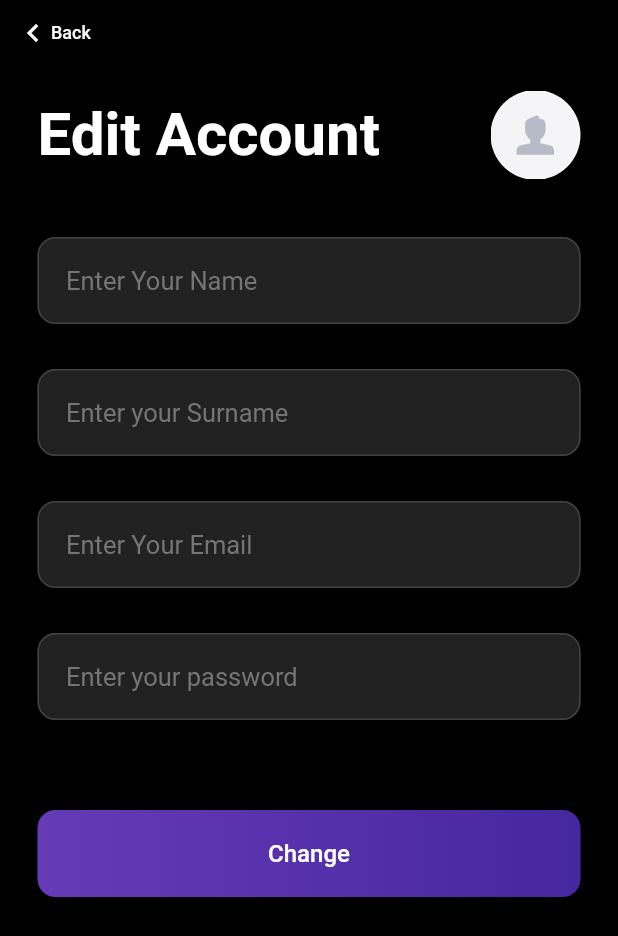
After one commit to BatuhanSatilmis/Penny-Smart-Wallet, a Flutter app: the EditAccountView screen opened directly, on a phone screen of 412 x 824 dp. The commit adds this screen. Shown: the top 936 px of the screen. Run offline on Flutter 3.47's test engine with Material 2 defaults, Android fonts, the light colour scheme and no system bars; our stand-ins replace animate_do, hive, hive_flutter, image_picker, ionicons, syncfusion_flutter_charts; accounts and stored records are empty.

Commit message:
style 🎨 :  change styling

```diff
--- a/penny_smart_wallet_app/lib/Screens/add.dart
+++ b/penny_smart_wallet_app/lib/Screens/add.dart
@@ -61,7 +61,7 @@ class _Add_ScreenState extends State<Add_Screen> {
     return Container(
       decoration: BoxDecoration(
         borderRadius: BorderRadius.circular(50),
-        color: Colors.white,
+        color: const Color.fromARGB(255, 34, 34, 34),
       ),
       height: 550,
       width: 340,
@@ -127,7 +127,7 @@ class _Add_ScreenState extends State<Add_Screen> {
               context: context,
               initialDate: date,
               firstDate: DateTime(2023),
-              lastDate: DateTime(2024));
+              lastDate: DateTime(2025));
           if (newDate == Null) return;
           setState(() {
             date = newDate!;
@@ -137,7 +137,7 @@ class _Add_ScreenState extends State<Add_Screen> {
           'Date : ${date.year} / ${date.day} / ${date.month}',
           style: TextStyle(
             fontSize: 15,
-            color: Colors.black,
+            color: Colors.white,
           ),
         ),
       ),
--- /dev/null
+++ b/penny_smart_wallet_app/lib/Screens/edit_account_view.dart
@@ -0,0 +1,263 @@
+import 'package:flutter/material.dart';
+import 'dart:io';
+import 'package:image_picker/image_picker.dart';
+
+class EditAccountView extends StatefulWidget {
+  const EditAccountView({Key? key}) : super(key: key);
+
+  @override
+  State<EditAccountView> createState() => _EditAccountViewState();
+}
+
+class _EditAccountViewState extends State<EditAccountView> {
+  File? _selectedImage; // Variable to store the selected image
+
+  @override
+  Widget build(BuildContext context) {
+    return Scaffold(
+      backgroundColor: Colors.black,
+      body: SafeArea(
+        child: Stack(
+          children: [
+            SingleChildScrollView(
+              padding: const EdgeInsets.symmetric(horizontal: 25, vertical: 10),
+              child: Column(
+                crossAxisAlignment: CrossAxisAlignment.start,
+                children: [
+                  _titleText(),
+                  const SizedBox(height: 30),
+                  _formFields(),
+                  const SizedBox(height: 30),
+                  _changeAccountButton(),
+                ],
+              ),
+            ),
+            _backButton(context),
+          ],
+        ),
+      ),
+    );
+  }
+
+  Widget _titleText() {
+    return Padding(
+      padding: const EdgeInsets.fromLTRB(0, 50, 0, 0),
+      child: Column(
+        children: [
+          Row(
+            children: [
+              RichText(
+                text: TextSpan(
+                  text: 'Edit Account',
+                  style: const TextStyle(
+                    color: Colors.white,
+                    fontWeight: FontWeight.bold,
+                    fontSize: 40,
+                  ),
+                ),
+              ),
+              Spacer(),
+              ClipOval(
+                child: InkWell(
+                  onTap: () async {
+                    final pickedFile = await ImagePicker()
+                        .pickImage(source: ImageSource.gallery);
+
+                    if (pickedFile != null) {
+                      setState(() {
+                        _selectedImage = File(pickedFile.path);
+                      });
+                    }
+                  },
+                  child:
+                      Image.asset("images/avatar.png", width: 60, height: 60),
+                ),
+              ),
+            ],
+          ),
+
+          // Display the selected image
+          if (_selectedImage != null)
+            ClipOval(
+              child: Image.file(
+                _selectedImage!,
+                width: 60,
+                height: 60,
+              ),
+            ),
+        ],
+      ),
+    );
+  }
+
+  Widget _formFields() {
+    return Column(
+      crossAxisAlignment: CrossAxisAlignment.start,
+      children: [
+        const SizedBox(height: 8),
+        TextFormField(
+          showCursor: false,
+          textCapitalization: TextCapitalization.sentences,
+          decoration: InputDecoration(
+            hintText: 'Enter Your Name',
+            hintStyle: TextStyle(color: Colors.grey.shade600),
+            enabledBorder: OutlineInputBorder(
+              borderRadius: BorderRadius.circular(12),
+              borderSide: BorderSide(
+                style: BorderStyle.solid,
+                color: Colors.grey.shade800,
+              ),
+            ),
+            focusedBorder: OutlineInputBorder(
+              borderSide: BorderSide(color: Colors.deepPurple, width: 3.0),
+              borderRadius: BorderRadius.circular(12),
+            ),
+            fillColor: Colors.grey[900],
+            filled: true,
+            contentPadding: const EdgeInsets.all(19),
+          ),
+          style: TextStyle(color: Colors.grey[50], fontSize: 17),
+        ),
+        const SizedBox(height: 30),
+        TextFormField(
+          showCursor: false,
+          obscureText: true,
+          textCapitalization: TextCapitalization.sentences,
+          decoration: InputDecoration(
+            hintText: 'Enter your Surname',
+            hintStyle: TextStyle(color: Colors.grey.shade600),
+            enabledBorder: OutlineInputBorder(
+              borderRadius: BorderRadius.circular(12),
+              borderSide: BorderSide(
+                style: BorderStyle.solid,
+                color: Colors.grey.shade800,
+              ),
+            ),
+            focusedBorder: OutlineInputBorder(
+              borderSide: BorderSide(color: Colors.deepPurple, width: 3.0),
+              borderRadius: BorderRadius.circular(12),
+            ),
+            fillColor: Colors.grey[900],
+            filled: true,
+            contentPadding: const EdgeInsets.all(19),
+          ),
+          style: TextStyle(color: Colors.grey[50], fontSize: 17),
+        ),
+        const SizedBox(height: 30),
+        TextFormField(
+          showCursor: false,
+          textCapitalization: TextCapitalization.sentences,
+          decoration: InputDecoration(
+            hintText: 'Enter Your Email',
+            hintStyle: TextStyle(color: Colors.grey.shade600),
+            enabledBorder: OutlineInputBorder(
+              borderRadius: BorderRadius.circular(12),
+              borderSide: BorderSide(
+                style: BorderStyle.solid,
+                color: Colors.grey.shade800,
+              ),
+            ),
+            focusedBorder: OutlineInputBorder(
+              borderSide: BorderSide(color: Colors.deepPurple, width: 3.0),
+              borderRadius: BorderRadius.circular(12),
+            ),
+            fillColor: Colors.grey[900],
+            filled: true,
+            contentPadding: const EdgeInsets.all(19),
+          ),
+          style: TextStyle(color: Colors.grey[50], fontSize: 17),
+        ),
+        const SizedBox(height: 30),
+        TextFormField(
+          showCursor: false,
+          obscureText: true,
+          textCapitalization: TextCapitalization.sentences,
+          decoration: InputDecoration(
+            hintText: 'Enter your password',
+            hintStyle: TextStyle(color: Colors.grey.shade600),
+            enabledBorder: OutlineInputBorder(
+              borderRadius: BorderRadius.circular(12),
+              borderSide: BorderSide(
+                style: BorderStyle.solid,
+                color: Colors.grey.shade800,
+              ),
+            ),
+            focusedBorder: OutlineInputBorder(
+              borderSide: BorderSide(color: Colors.deepPurple, width: 3.0),
+              borderRadius: BorderRadius.circular(12),
+            ),
+            fillColor: Colors.grey[900],
+            filled: true,
+            contentPadding: const EdgeInsets.all(19),
+          ),
+          style: TextStyle(color: Colors.grey[50], fontSize: 17),
+        ),
+        const SizedBox(height: 30),
+      ],
+    );
+  }
+
+  Widget _changeAccountButton() {
+    return Row(children: [
+      Expanded(
+        child: Container(
+          padding: const EdgeInsets.symmetric(vertical: 5),
+          decoration: BoxDecoration(
+            gradient: LinearGradient(
+              begin: Alignment.centerLeft,
+              end: Alignment.centerRight,
+              stops: const [0.0, 1.0],
+              colors: [Colors.deepPurple, Colors.deepPurple.shade800],
+            ),
+            borderRadius: BorderRadius.circular(12),
+          ),
+          child: ElevatedButton(
+            style: ButtonStyle(
+              elevation: MaterialStateProperty.all<double>(0),
+              shape: MaterialStateProperty.all<RoundedRectangleBorder>(
+                RoundedRectangleBorder(
+                  borderRadius: BorderRadius.circular(12),
+                ),
+              ),
+              backgroundColor: MaterialStateProperty.all<Color>(
+                Colors.transparent,
+              ),
+            ),
+            onPressed: () {},
+            child: const Text('Change',
+                style: TextStyle(color: Colors.white, fontSize: 16)),
+          ),
+        ),
+      ),
+    ]);
+  }
+
+  Widget _backButton(BuildContext context) {
+    return Positioned(
+      child: InkWell(
+        onTap: () {
+          Navigator.pop(context);
+        },
+        child: Container(
+          padding: const EdgeInsets.symmetric(horizontal: 10),
+          child: Row(
+            children: <Widget>[
+              Container(
+                padding: const EdgeInsets.only(left: 0, top: 10, bottom: 10),
+                child:
+                    Icon(Icons.keyboard_arrow_left, color: Colors.grey.shade50),
+              ),
+              Text(
+                'Back',
+                style: TextStyle(
+                    fontSize: 12,
+                    fontWeight: FontWeight.w500,
+                    color: Colors.grey.shade50),
+              ),
+            ],
+          ),
+        ),
+      ),
+    );
+  }
+}
--- a/penny_smart_wallet_app/lib/Screens/home.dart
+++ b/penny_smart_wallet_app/lib/Screens/home.dart
@@ -65,7 +65,7 @@ class _HomeState extends State<Home> {
               child: Container(
                 margin: EdgeInsets.fromLTRB(45, 0, 45, 20),
                 decoration: BoxDecoration(
-                  color: const Color.fromARGB(255, 34, 34, 34),
+                  color: Color.fromARGB(255, 26, 4, 63),
                   borderRadius: BorderRadius.circular(10),
                 ),
                 child: Padding(
@@ -211,7 +211,7 @@ class _HomeState extends State<Home> {
         height: 170,
         decoration: BoxDecoration(
           boxShadow: [],
-          color: Color.fromARGB(255, 34, 34, 34),
+          color: Color.fromARGB(255, 26, 4, 63),
           borderRadius: BorderRadius.circular(15),
         ),
         child: Column(
--- a/penny_smart_wallet_app/lib/Screens/settings_screen.dart
+++ b/penny_smart_wallet_app/lib/Screens/settings_screen.dart
@@ -1,4 +1,4 @@
-import 'package:penny_smart_wallet/Screens/edit_screen.dart';
+import 'package:penny_smart_wallet/Screens/edit_account_view.dart';
 import 'package:penny_smart_wallet/widgets/bottomnavigationbar.dart';
 import 'package:penny_smart_wallet/widgets/settings_widget/forward_button.dart';
 import 'package:penny_smart_wallet/widgets/settings_widget/logout_button.dart';
@@ -81,7 +81,7 @@ class _AccountScreenState extends State<AccountScreen> {
                         Navigator.push(
                           context,
                           MaterialPageRoute(
-                            builder: (context) => const EditAccountScreen(),
+                            builder: (context) => const EditAccountView(),
                           ),
                         );
                       },
--- a/penny_smart_wallet_app/pubspec.yaml
+++ b/penny_smart_wallet_app/pubspec.yaml
@@ -15,6 +15,7 @@ dependencies:
   hive_flutter: ^1.1.0
   intl: ^0.17.0
   cupertino_icons: ^1.0.2
+  image_picker: ^1.0.2
   animate_do: ^3.1.2
   ionicons: ^0.2.2
   flutter_native_splash: ^2.0.1+1
```
Also changed, not shown: penny_smart_wallet_app/lib/Screens/edit_screen.dart (deleted, +0 -142 lines), penny_smart_wallet_app/lib/Screens/view_signup/signup_view.dart (+28 -3 lines), 1 other file.
